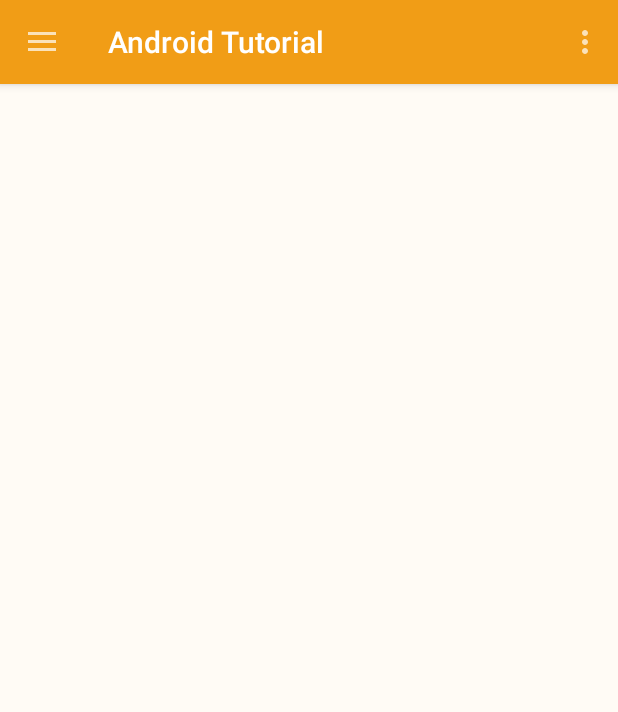
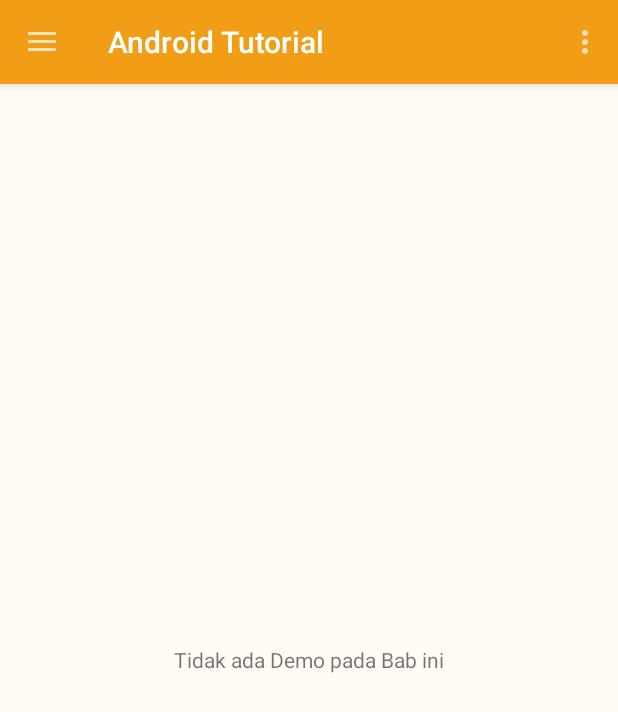
Before and after one commit to alfianhpratama/Android-Tutorial, an Android app: the fragment Demo1 placed in its activity, on a phone screen of 412 x 824 dp. Shown: the top 712 px of the screen. Run offline under Robolectric (Android 15) with nearby library versions, the phone set to English and light mode, and no system bars; 1 statement that could not run was skipped.

Commit message:
update fix demo

```diff
--- a/app/src/main/java/alfianagramerry/mobpro/tugasbesar/androidtutorial/Demo/Demo1.java
+++ b/app/src/main/java/alfianagramerry/mobpro/tugasbesar/androidtutorial/Demo/Demo1.java
@@ -1,32 +1,20 @@
 package alfianagramerry.mobpro.tugasbesar.androidtutorial.Demo;
 
 
+import android.app.Fragment;
 import android.app.FragmentManager;
-import android.app.FragmentTransaction;
-import android.content.Intent;
-import android.os.Build;
 import android.os.Bundle;
-import android.app.Fragment;
-import android.support.annotation.RequiresApi;
-import android.support.annotation.StringRes;
 import android.support.v7.widget.LinearLayoutManager;
 import android.support.v7.widget.RecyclerView;
 import android.view.LayoutInflater;
-import android.view.Menu;
-import android.view.MenuItem;
 import android.view.View;
 import android.view.ViewGroup;
 import android.widget.TextView;
-import android.widget.Toast;
-
-import org.w3c.dom.Text;
 
 import java.util.ArrayList;
 
 import alfianagramerry.mobpro.tugasbesar.androidtutorial.Adapter.Data;
 import alfianagramerry.mobpro.tugasbesar.androidtutorial.Adapter.ListData;
-import alfianagramerry.mobpro.tugasbesar.androidtutorial.Learning.Learning;
-import alfianagramerry.mobpro.tugasbesar.androidtutorial.MainActivity;
 import alfianagramerry.mobpro.tugasbesar.androidtutorial.R;
 
 /**
@@ -38,6 +26,8 @@ public class Demo1 extends Fragment {
     private RecyclerView.LayoutManager layoutManager;
     private ArrayList<ListData> listData;
     public static String data[];
+    public String noDemo;
+    View rootView;
     FragmentManager fragmentManager;
 
     //sesuaikan dengan adapter
@@ -52,7 +42,7 @@ public class Demo1 extends Fragment {
     public View onCreateView(LayoutInflater inflater, ViewGroup container,
                              Bundle savedInstanceState) {
         // Inflate the layout for this fragment
-        View rootView = inflater.inflate(R.layout.fragment_demo1, container, false);
+        rootView = inflater.inflate(R.layout.fragment_demo1, container, false);
         data = getArguments().getStringArray("data");
         fragmentManager = getFragmentManager();
         recyclerView = rootView.findViewById(R.id.recyclerView);
@@ -69,10 +59,9 @@ public class Demo1 extends Fragment {
 
     private void ambilData() {
         String[] demoList = data;
-
         if (data==null || data.length==0){
-            TextView textView = getActivity().findViewById(R.id.warning_demo);
-            textView.setText("tes");
+            TextView test = rootView.findViewById(R.id.warning_demo);
+            test.setText(getText(R.string.no_demo));
             getFragmentManager().popBackStack();
         }else {
             for (int i = 0; i < demoList.length; i++) {
--- a/app/src/main/java/alfianagramerry/mobpro/tugasbesar/androidtutorial/MainActivity.java
+++ b/app/src/main/java/alfianagramerry/mobpro/tugasbesar/androidtutorial/MainActivity.java
@@ -308,8 +308,6 @@ public class MainActivity extends AppCompatActivity implements NavigationView.On
 
                         finish();
                         //close();
-
-
                     }
                 })
                 .setNegativeButton("No", new DialogInterface.OnClickListener() {
--- a/app/src/main/java/alfianagramerry/mobpro/tugasbesar/androidtutorial/ProgramLain/KeyboardSamples/KeyboardSamples.java
+++ b/app/src/main/java/alfianagramerry/mobpro/tugasbesar/androidtutorial/ProgramLain/KeyboardSamples/KeyboardSamples.java
@@ -36,7 +36,6 @@ public class KeyboardSamples extends AppCompatActivity {
         setTitle("Keyboard Sample");
         Toolbar toolbar = findViewById(R.id.toolbar);
         setSupportActionBar(toolbar);
-
     }
 
     @Override
--- a/app/src/main/res/layout/fragment_demo1.xml
+++ b/app/src/main/res/layout/fragment_demo1.xml
@@ -3,6 +3,7 @@
     android:layout_width="match_parent"
     android:layout_height="match_parent"
     android:layout_margin="8dp"
+    android:orientation="horizontal"
     tools:context=".Demo.Demo1">
 
     <android.support.v7.widget.RecyclerView
```
Also changed, not shown: app/src/main/res/layout/list_view.xml (+30 -8 lines).
